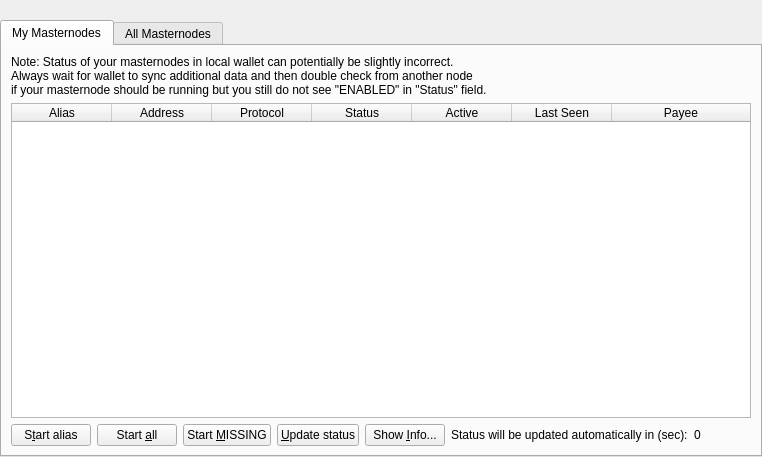
First picture: the form in src/qt/forms/masternodelist.ui, repository minblock/compute, before the edit.
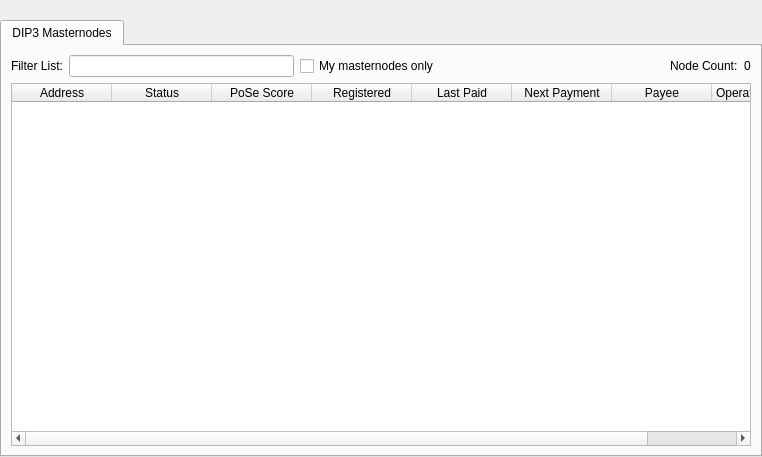
Second picture: the form after the edit.

```diff
--- a/src/qt/forms/masternodelist.ui
+++ b/src/qt/forms/masternodelist.ui
@@ -49,188 +49,83 @@
        <property name="currentIndex">
         <number>0</number>
        </property>
-       <widget class="QWidget" name="tabMyMasternodes">
+       <widget class="QWidget" name="tabDIP3Masternodes">
         <attribute name="title">
-         <string>My Masternodes</string>
+         <string>DIP3 Masternodes</string>
         </attribute>
-        <layout class="QGridLayout" name="gridLayout_2">
+        <layout class="QGridLayout" name="gridLayout_3">
          <item row="0" column="0">
-          <layout class="QVBoxLayout" name="verticalLayout_2">
+          <layout class="QHBoxLayout" name="horizontalLayout_4">
            <property name="bottomMargin">
             <number>0</number>
            </property>
            <item>
-            <layout class="QHBoxLayout" name="horizontalLayout_note">
-             <property name="bottomMargin">
-              <number>0</number>
+            <widget class="QLabel" name="label_filter_2">
+             <property name="text">
+              <string>Filter List:</string>
              </property>
-             <item>
-              <widget class="QLabel" name="updateNote">
-               <property name="text">
-                <string>Note: Status of your masternodes in local wallet can potentially be slightly incorrect.&lt;br /&gt;Always wait for wallet to sync additional data and then double check from another node&lt;br /&gt;if your masternode should be running but you still do not see &quot;ENABLED&quot; in &quot;Status&quot; field.</string>
-               </property>
-              </widget>
-             </item>
-            </layout>
+            </widget>
            </item>
            <item>
-            <widget class="QTableWidget" name="tableWidgetMyMasternodes">
-             <property name="minimumSize">
+            <widget class="QLineEdit" name="filterLineEditDIP3">
+             <property name="toolTip">
+              <string>Filter masternode list</string>
+             </property>
+            </widget>
+           </item>
+           <item>
+            <widget class="QCheckBox" name="checkBoxMyMasternodesOnly">
+             <property name="toolTip">
+              <string>Show only masternodes this wallet has keys for.</string>
+             </property>
+             <property name="text">
+              <string>My masternodes only</string>
+             </property>
+            </widget>
+           </item>
+           <item>
+            <spacer name="horizontalSpacer_4">
+             <property name="orientation">
+              <enum>Qt::Horizontal</enum>
+             </property>
+             <property name="sizeHint" stdset="0">
               <size>
-               <width>695</width>
-               <height>0</height>
+               <width>10</width>
+               <height>20</height>
               </size>
              </property>
-             <property name="editTriggers">
-              <set>QAbstractItemView::NoEditTriggers</set>
+            </spacer>
+           </item>
+           <item>
+            <widget class="QLabel" name="label_count_2">
+             <property name="text">
+              <string>Node Count:</string>
              </property>
-             <property name="alternatingRowColors">
-              <bool>true</bool>
-             </property>
-             <property name="selectionMode">
-              <enum>QAbstractItemView::SingleSelection</enum>
-             </property>
-             <property name="selectionBehavior">
-              <enum>QAbstractItemView::SelectRows</enum>
-             </property>
-             <property name="sortingEnabled">
-              <bool>true</bool>
-             </property>
-             <attribute name="horizontalHeaderStretchLastSection">
-              <bool>true</bool>
-             </attribute>
-             <column>
-              <property name="text">
-               <string>Alias</string>
-              </property>
-             </column>
-             <column>
-              <property name="text">
-               <string>Address</string>
-              </property>
-             </column>
-             <column>
-              <property name="text">
-               <string>Protocol</string>
-              </property>
-             </column>
-             <column>
-              <property name="text">
-               <string>Status</string>
-              </property>
-             </column>
-             <column>
-              <property name="text">
-               <string>Active</string>
-              </property>
-             </column>
-             <column>
-              <property name="text">
-               <string>Last Seen</string>
-              </property>
-             </column>
-             <column>
-              <property name="text">
-               <string>Payee</string>
-              </property>
-             </column>
             </widget>
            </item>
            <item>
-            <layout class="QHBoxLayout" name="horizontalLayout_5">
-             <property name="bottomMargin">
-              <number>0</number>
+            <widget class="QLabel" name="countLabelDIP3">
+             <property name="text">
+              <string>0</string>
              </property>
-             <item>
-              <widget class="QPushButton" name="startButton">
-               <property name="text">
-                <string>S&amp;tart alias</string>
-               </property>
-              </widget>
-             </item>
-             <item>
-              <widget class="QPushButton" name="startAllButton">
-               <property name="text">
-                <string>Start &amp;all</string>
-               </property>
-              </widget>
-             </item>
-             <item>
-              <widget class="QPushButton" name="startMissingButton">
-               <property name="text">
-                <string>Start &amp;MISSING</string>
-               </property>
-              </widget>
-             </item>
-             <item>
-              <widget class="QPushButton" name="UpdateButton">
-               <property name="text">
-                <string>&amp;Update status</string>
-               </property>
-              </widget>
-             </item>
-             <item>
-              <widget class="QPushButton" name="QRButton">
-               <property name="toolTip">
-                <string>Show additional Masternode information</string>
-               </property>
-               <property name="text">
-                <string>Show &amp;Info...</string>
-               </property>
-              </widget>
-             </item>
-             <item>
-              <widget class="QLabel" name="autoupdate_label">
-               <property name="text">
-                <string>Status will be updated automatically in (sec):</string>
-               </property>
-              </widget>
-             </item>
-             <item>
-              <widget class="QLabel" name="secondsLabel">
-               <property name="text">
-                <string>0</string>
-               </property>
-              </widget>
-             </item>
-             <item>
-              <spacer name="horizontalSpacer_5">
-               <property name="orientation">
-                <enum>Qt::Horizontal</enum>
-               </property>
-               <property name="sizeHint" stdset="0">
-                <size>
-                 <width>40</width>
-                 <height>20</height>
-                </size>
-               </property>
-              </spacer>
-             </item>
-            </layout>
+            </widget>
            </item>
           </layout>
          </item>
-        </layout>
-       </widget>
-       <widget class="QWidget" name="tabAllMasternodes">
-        <attribute name="title">
-         <string>All Masternodes</string>
-        </attribute>
-        <layout class="QGridLayout" name="gridLayout">
          <item row="1" column="0">
-          <widget class="QTableWidget" name="tableWidgetMasternodes">
+          <widget class="QTableWidget" name="tableWidgetMasternodesDIP3">
            <property name="editTriggers">
             <set>QAbstractItemView::NoEditTriggers</set>
            </property>
            <property name="alternatingRowColors">
             <bool>true</bool>
            </property>
+           <property name="selectionMode">
+            <enum>QAbstractItemView::SingleSelection</enum>
+           </property>
            <property name="selectionBehavior">
             <enum>QAbstractItemView::SelectRows</enum>
            </property>
-           <property name="selectionMode">
-            <enum>QAbstractItemView::NoSelection</enum>
-           </property>
            <property name="sortingEnabled">
             <bool>true</bool>
            </property>
@@ -242,11 +137,6 @@
              <string>Address</string>
             </property>
            </column>
-           <column>
-            <property name="text">
-             <string>Protocol</string>
-            </property>
-           </column>
            <column>
             <property name="text">
              <string>Status</string>
@@ -254,12 +144,22 @@
            </column>
            <column>
             <property name="text">
-             <string>Active</string>
+             <string>PoSe Score</string>
             </property>
            </column>
            <column>
             <property name="text">
-             <string>Last Seen</string>
+             <string>Registered</string>
+            </property>
+           </column>
+           <column>
+            <property name="text">
+             <string>Last Paid</string>
+            </property>
+           </column>
+           <column>
+            <property name="text">
+             <string>Next Payment</string>
             </property>
            </column>
            <column>
@@ -267,56 +167,13 @@
              <string>Payee</string>
             </property>
            </column>
+           <column>
+            <property name="text">
+             <string>Operator Reward</string>
+            </property>
+           </column>
           </widget>
          </item>
-         <item row="0" column="0">
-          <layout class="QHBoxLayout" name="horizontalLayout_3">
-           <property name="bottomMargin">
-            <number>0</number>
-           </property>
-           <item>
-            <widget class="QLabel" name="label_filter">
-             <property name="text">
-              <string>Filter List:</string>
-             </property>
-            </widget>
-           </item>
-           <item>
-            <widget class="QLineEdit" name="filterLineEdit">
-             <property name="toolTip">
-              <string>Filter masternode list</string>
-             </property>
-            </widget>
-           </item>
-           <item>
-            <spacer name="horizontalSpacer_3">
-             <property name="orientation">
-              <enum>Qt::Horizontal</enum>
-             </property>
-             <property name="sizeHint" stdset="0">
-              <size>
-               <width>10</width>
-               <height>20</height>
-              </size>
-             </property>
-            </spacer>
-           </item>
-           <item>
-            <widget class="QLabel" name="label_count">
-             <property name="text">
-              <string>Node Count:</string>
-             </property>
-            </widget>
-           </item>
-           <item>
-            <widget class="QLabel" name="countLabel">
-             <property name="text">
-              <string>0</string>
-             </property>
-            </widget>
-           </item>
-          </layout>
-         </item>
         </layout>
        </widget>
       </widget>
```
